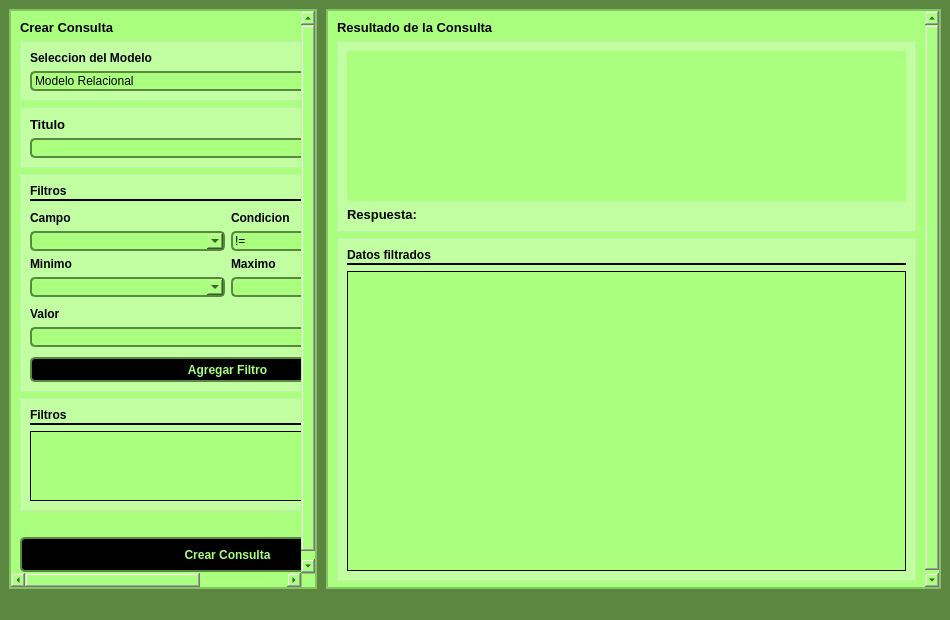
This is Interfaz/interfaz.ui in Jpalacio98/DataBase-Advance as Qt 5 draws it before an edit. The edited form follows.
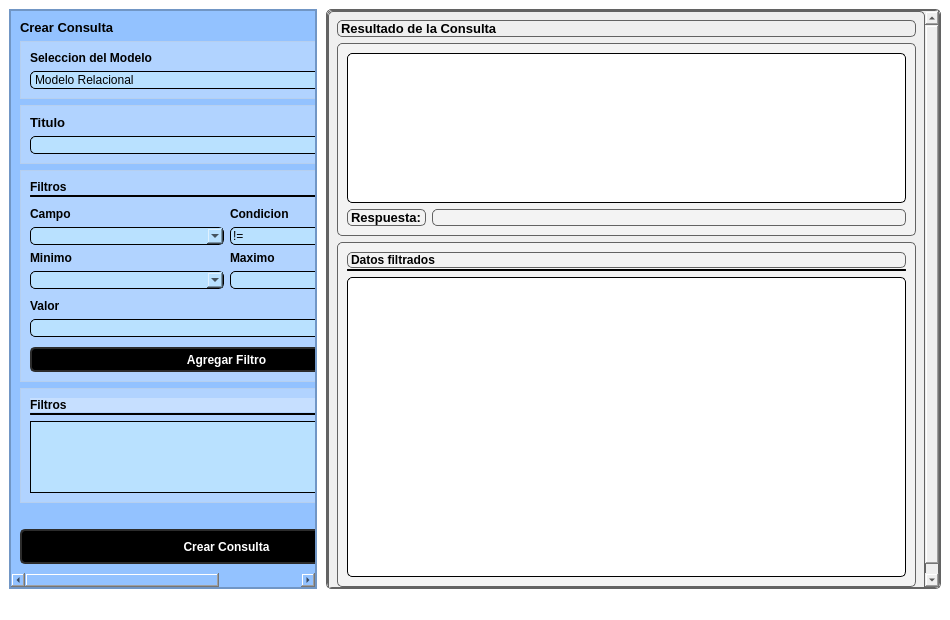
This is the edited form.

Patch:
```diff
--- a/Interfaz/interfaz.ui
+++ b/Interfaz/interfaz.ui
@@ -17,7 +17,7 @@
    <bool>false</bool>
   </property>
   <property name="styleSheet">
-   <string notr="true">background-color: rgb(91, 135, 67);</string>
+   <string notr="true">background-color: rgb(255, 255, 255);</string>
   </property>
   <property name="toolButtonStyle">
    <enum>Qt::ToolButtonTextUnderIcon</enum>
@@ -45,7 +45,8 @@
     <item>
      <widget class="QFrame" name="frame">
       <property name="styleSheet">
-       <string notr="true">background-color: rgb(170, 255, 127);</string>
+       <string notr="true">background-color: rgb(147, 194, 255);
+border-color: rgb(33, 33, 33);</string>
       </property>
       <property name="frameShape">
        <enum>QFrame::StyledPanel</enum>
@@ -94,9 +95,9 @@
           <property name="geometry">
            <rect>
             <x>0</x>
-            <y>-51</y>
-            <width>412</width>
-            <height>611</height>
+            <y>-41</y>
+            <width>410</width>
+            <height>601</height>
            </rect>
           </property>
           <layout class="QVBoxLayout" name="verticalLayout_9">
@@ -143,8 +144,8 @@
               <item>
                <widget class="QComboBox" name="cbox_ModeloDB">
                 <property name="styleSheet">
-                 <string notr="true">background-color: rgb(170, 255, 127);
-border: 2px solid #5b8743;
+                 <string notr="true">background-color: rgb(185, 225, 255);
+border: 0.5px solid #000;
 border-radius:5px;</string>
                 </property>
                 <item>
@@ -208,8 +209,8 @@
                  </font>
                 </property>
                 <property name="styleSheet">
-                 <string notr="true">background-color: rgb(170, 255, 127);
-border: 2px solid #5b8743;
+                 <string notr="true">background-color: rgb(185, 225, 255);
+border: 0.5px solid #000;
 border-radius:5px;</string>
                 </property>
                 <property name="editable">
@@ -395,8 +396,8 @@
                    <item>
                     <widget class="QComboBox" name="cbox_Campo">
                      <property name="styleSheet">
-                      <string notr="true">background-color: rgb(170, 255, 127);
-border: 2px solid #5b8743;
+                      <string notr="true">background-color: rgb(185, 225, 255);
+border: 0.5px solid #000;
 border-radius:5px;</string>
                      </property>
                     </widget>
@@ -420,8 +421,8 @@
                    <item>
                     <widget class="QComboBox" name="cbox_Condicion">
                      <property name="styleSheet">
-                      <string notr="true">background-color: rgb(170, 255, 127);
-border: 2px solid #5b8743;
+                      <string notr="true">background-color: rgb(185, 225, 255);
+border: 0.5px solid #000;
 border-radius:5px;</string>
                      </property>
                      <property name="editable">
@@ -498,8 +499,8 @@
                       <item>
                        <widget class="QComboBox" name="cbox_Rmin">
                         <property name="styleSheet">
-                         <string notr="true">background-color: rgb(170, 255, 127);
-border: 2px solid #5b8743;
+                         <string notr="true">background-color: rgb(185, 225, 255);
+border: 0.5px solid #000;
 border-radius:5px;</string>
                         </property>
                         <property name="editable">
@@ -531,8 +532,8 @@
                       <item>
                        <widget class="QComboBox" name="cbox_Rmax">
                         <property name="styleSheet">
-                         <string notr="true">background-color: rgb(170, 255, 127);
-border: 2px solid #5b8743;
+                         <string notr="true">background-color: rgb(185, 225, 255);
+border: 0.5px solid #000;
 border-radius:5px;</string>
                         </property>
                         <property name="editable">
@@ -586,8 +587,8 @@
                  <item>
                   <widget class="QComboBox" name="cbox_Value">
                    <property name="styleSheet">
-                    <string notr="true">background-color: rgb(170, 255, 127);
-border: 2px solid #5b8743;
+                    <string notr="true">background-color: rgb(185, 225, 255);
+border: 0.5px solid #000;
 border-radius:5px;</string>
                    </property>
                    <property name="editable">
@@ -612,7 +613,8 @@
                  </font>
                 </property>
                 <property name="styleSheet">
-                 <string notr="true"/>
+                 <string notr="true">color: rgb(255, 255, 255);
+border-color: rgb(44, 44, 44);</string>
                 </property>
                 <property name="text">
                  <string>Agregar Filtro</string>
@@ -647,7 +649,7 @@
                    </font>
                   </property>
                   <property name="styleSheet">
-                   <string notr="true">background-color: rgba(255, 255, 255, 0);</string>
+                   <string notr="true">border-color: rgb(0, 0, 0);</string>
                   </property>
                   <property name="text">
                    <string>Filtros</string>
@@ -692,8 +694,8 @@
               <item>
                <widget class="QListWidget" name="listWidget_filtros">
                 <property name="styleSheet">
-                 <string notr="true">background-color: rgb(170, 255, 127);
-border: 1px solid #000000</string>
+                 <string notr="true">background-color: rgb(185, 225, 255);
+border: 0.5px solid #000;</string>
                 </property>
                </widget>
               </item>
@@ -730,7 +732,8 @@
               </font>
              </property>
              <property name="styleSheet">
-              <string notr="true"/>
+              <string notr="true">color: rgb(255, 255, 255);
+border-color: rgb(44, 44, 44);</string>
              </property>
              <property name="text">
               <string>Crear Consulta</string>
@@ -753,13 +756,23 @@
        </size>
       </property>
       <property name="styleSheet">
-       <string notr="true">background-color: rgb(170, 255, 127);</string>
+       <string notr="true">background-color: rgb(239, 239, 239);
+border-color: rgb(33, 33, 33);
+border: 0.5px solid #636363;
+border-radius: 5px;
+</string>
       </property>
       <property name="frameShape">
-       <enum>QFrame::StyledPanel</enum>
+       <enum>QFrame::NoFrame</enum>
       </property>
       <property name="frameShadow">
-       <enum>QFrame::Raised</enum>
+       <enum>QFrame::Plain</enum>
+      </property>
+      <property name="lineWidth">
+       <number>0</number>
+      </property>
+      <property name="midLineWidth">
+       <number>-1</number>
       </property>
       <layout class="QVBoxLayout" name="verticalLayout_13">
        <property name="spacing">
@@ -788,7 +801,7 @@
             <x>0</x>
             <y>0</y>
             <width>594</width>
-            <height>589</height>
+            <height>595</height>
            </rect>
           </property>
           <layout class="QVBoxLayout" name="verticalLayout_17">
@@ -829,8 +842,8 @@
                  </size>
                 </property>
                 <property name="styleSheet">
-                 <string notr="true">background-color: rgb(170, 255, 127);
-border: 1px solid rgba(0,0,0,0);</string>
+                 <string notr="true">background-color: rgb(255, 255, 255);
+border: 0.5px solid #000;</string>
                 </property>
                </widget>
               </item>
@@ -954,8 +967,8 @@
                  </font>
                 </property>
                 <property name="styleSheet">
-                 <string notr="true">background-color: rgb(170, 255, 127);
-border: 1px solid #000000</string>
+                 <string notr="true">background-color: rgb(255, 255, 255);
+border: 0.5px solid #000;</string>
                 </property>
                </widget>
               </item>
```
Left out of the diff: 4 changed lines with no effect on the pictures.
